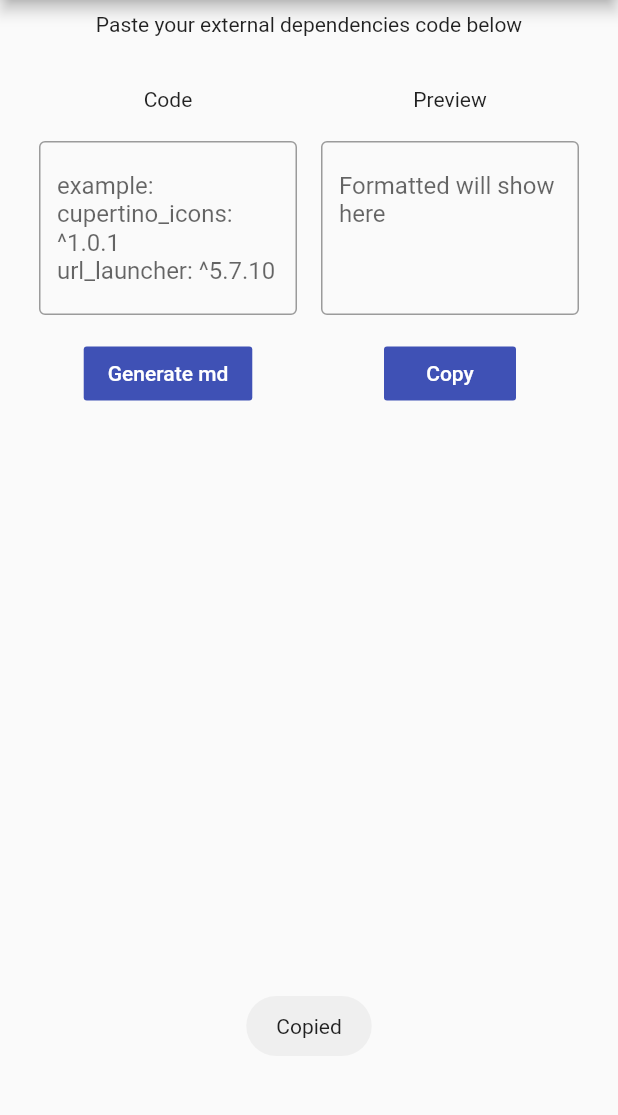
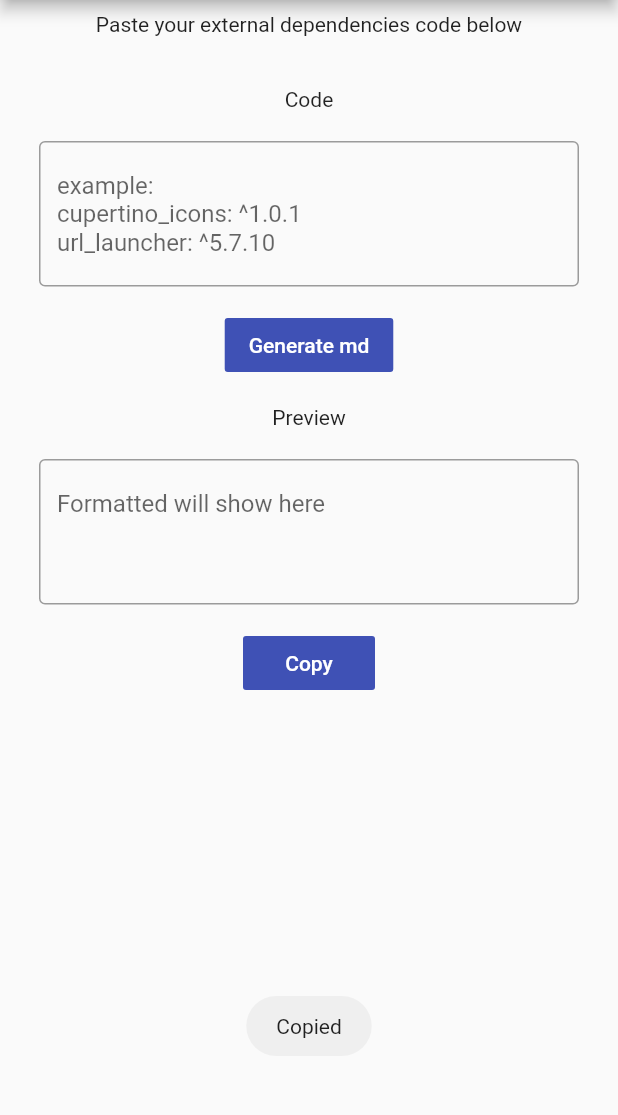
Before and after one commit to iqfareez/pubspec_to_md, a Flutter app: the screen it shows after launch, after a tap on "Copy", on a phone screen of 412 x 824 dp, the part 84-1199 px from its top. Run offline on Flutter 3.47's test engine with Material 2 defaults, Android fonts, the phone set to English and light mode, and no system bars; our stand-ins replace fluttertoast.

Commit message:
Responsive layout done

```diff
--- a/lib/screens/main_screen.dart
+++ b/lib/screens/main_screen.dart
@@ -16,10 +16,106 @@ class _MainScreenState extends State<MainScreen> {
   Widget build(BuildContext context) {
     return Container(
       padding: const EdgeInsets.all(18.0),
-      child: Row(
+      child: LayoutBuilder(
+        builder: (context, constraints) {
+          if (constraints.maxWidth > 600) {
+            return buildWideLayout();
+          } else {
+            return buildMobileLayout();
+          }
+        },
+      ),
+    );
+  }
+
+  Row buildWideLayout() {
+    return Row(
       children: [
         Expanded(
-            child: Padding(
+          child: CodeBoxWidget(
+              codeEditController: codeEditController,
+              previewTextController: previewTextController,
+              convert: convert),
+        ),
+        Expanded(
+          child: PreviewBoxWidget(previewTextController: previewTextController),
+        ),
+      ],
+    );
+  }
+
+  Column buildMobileLayout() {
+    return Column(
+      children: [
+        CodeBoxWidget(
+            codeEditController: codeEditController,
+            previewTextController: previewTextController,
+            convert: convert),
+        PreviewBoxWidget(previewTextController: previewTextController),
+      ],
+    );
+  }
+}
+
+class PreviewBoxWidget extends StatelessWidget {
+  const PreviewBoxWidget({
+    Key key,
+    @required this.previewTextController,
+  }) : super(key: key);
+
+  final TextEditingController previewTextController;
+
+  @override
+  Widget build(BuildContext context) {
+    return Padding(
+      padding: const EdgeInsets.all(8.0),
+      child: Column(
+        children: [
+          Text('Preview'),
+          SizedBox(height: 20),
+          TextField(
+            maxLines: null,
+            controller: previewTextController,
+            readOnly: true,
+            decoration: InputDecoration(
+                border: OutlineInputBorder(),
+                hintText: 'Formatted will show here\n\n'),
+          ),
+          SizedBox(
+            height: 15,
+          ),
+          FlatButton(
+            child: Text(
+              'Copy',
+              style: TextStyle(color: Colors.white),
+            ),
+            color: Theme.of(context).primaryColor,
+            onPressed: () {
+              Clipboard.setData(ClipboardData(text: previewTextController.text))
+                  .then((value) => Fluttertoast.showToast(msg: 'Copied'));
+            },
+          )
+        ],
+      ),
+    );
+  }
+}
+
+class CodeBoxWidget extends StatelessWidget {
+  const CodeBoxWidget({
+    Key key,
+    @required this.codeEditController,
+    @required this.previewTextController,
+    @required this.convert,
+  }) : super(key: key);
+
+  final TextEditingController codeEditController;
+  final TextEditingController previewTextController;
+  final Conversion convert;
+
+  @override
+  Widget build(BuildContext context) {
+    return Padding(
       padding: const EdgeInsets.all(8.0),
       child: Column(
         children: [
@@ -52,45 +148,6 @@ class _MainScreenState extends State<MainScreen> {
           )
         ],
       ),
-            ),
-          ),
-          Expanded(
-            child: Padding(
-              padding: const EdgeInsets.all(8.0),
-              child: Column(
-                children: [
-                  Text('Preview'),
-                  SizedBox(height: 20),
-                  TextField(
-                    maxLines: null,
-                    controller: previewTextController,
-                    readOnly: true,
-                    decoration: InputDecoration(
-                        border: OutlineInputBorder(),
-                        hintText: 'Formatted will show here\n\n'),
-                  ),
-                  SizedBox(
-                    height: 15,
-                  ),
-                  FlatButton(
-                    child: Text(
-                      'Copy',
-                      style: TextStyle(color: Colors.white),
-                    ),
-                    color: Theme.of(context).primaryColor,
-                    onPressed: () {
-                      Clipboard.setData(
-                              ClipboardData(text: previewTextController.text))
-                          .then(
-                              (value) => Fluttertoast.showToast(msg: 'Copied'));
-                    },
-                  )
-                ],
-              ),
-            ),
-          ),
-        ],
-      ),
     );
   }
 }
```
Lines whose indentation alone changed are shown as unchanged.
